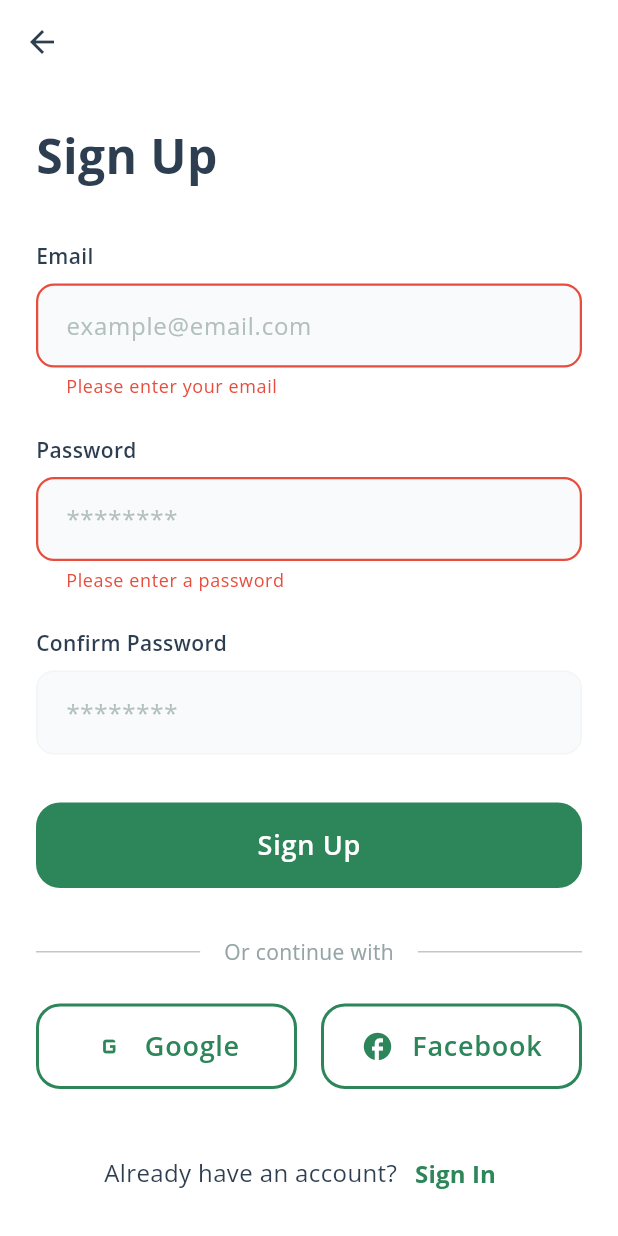
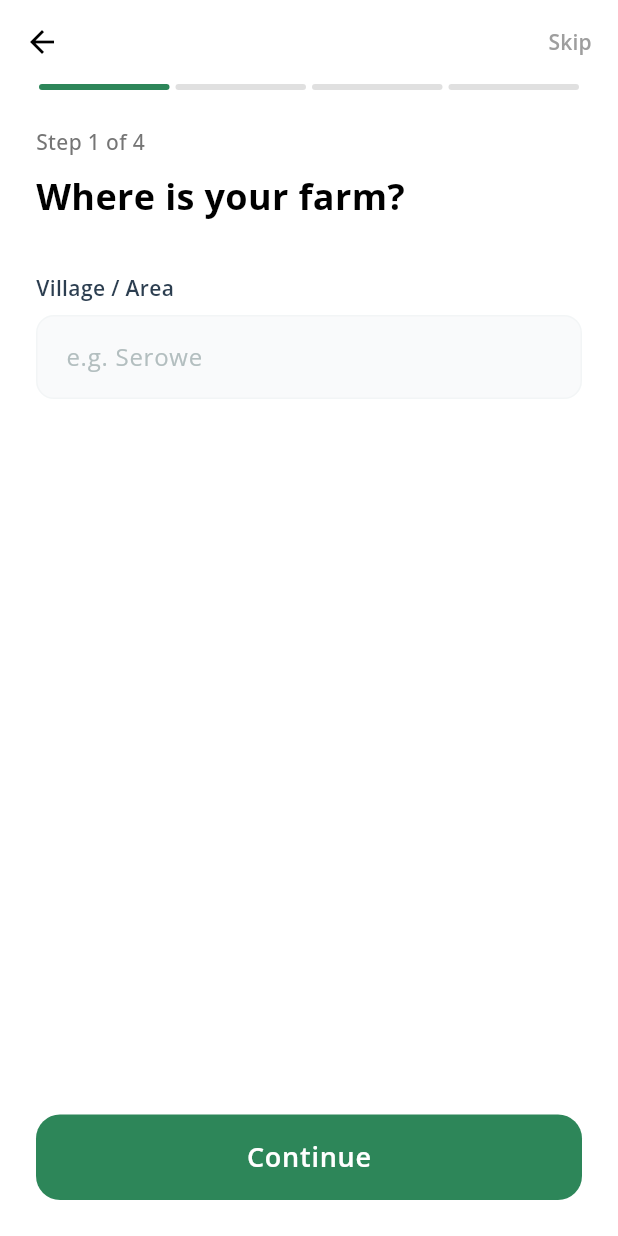
Before and after one commit to ratiebareeng/agricola, a Flutter app: the SignUpScreen screen opened by its route, after a tap on "Sign Up", after a tap on "Google", on a phone screen of 412 x 824 dp. Run offline on Flutter 3.47's test engine with Material 3 defaults, Android fonts, the phone set to English and light mode, and no system bars; our stand-ins replace flutter_riverpod, go_router, google_fonts, shared_preferences; accounts and stored records are empty.

Commit message:
Add Profile Setup Wizard

```diff
--- a/lib/core/widgets/app_text_field.dart
+++ b/lib/core/widgets/app_text_field.dart
@@ -9,6 +9,8 @@ class AppTextField extends StatelessWidget {
   final TextInputType? keyboardType;
   final Widget? suffixIcon;
   final String? Function(String?)? validator;
+  final void Function(String)? onChanged;
+  final String? initialValue;
 
   const AppTextField({
     super.key,
@@ -19,6 +21,8 @@ class AppTextField extends StatelessWidget {
     this.keyboardType,
     this.suffixIcon,
     this.validator,
+    this.onChanged,
+    this.initialValue,
   });
 
   @override
@@ -36,7 +40,9 @@ class AppTextField extends StatelessWidget {
         ),
         const SizedBox(height: 8),
         TextFormField(
+          initialValue: initialValue,
           controller: controller,
+          onChanged: onChanged,
           obscureText: obscureText,
           keyboardType: keyboardType,
           validator: validator,
--- a/lib/features/auth/screens/registration_screen.dart
+++ b/lib/features/auth/screens/registration_screen.dart
@@ -117,7 +117,7 @@ class _RegistrationScreenState extends ConsumerState<RegistrationScreen> {
 
   void _onContinue() {
     if (_selectedUserType != null) {
-      context.push('/sign-up');
+      context.push('/sign-up?type=${_selectedUserType!.name}');
     }
   }
 }
--- a/lib/features/auth/screens/sign_up_screen.dart
+++ b/lib/features/auth/screens/sign_up_screen.dart
@@ -7,7 +7,8 @@ import 'package:flutter_riverpod/flutter_riverpod.dart';
 import 'package:go_router/go_router.dart';
 
 class SignUpScreen extends ConsumerStatefulWidget {
-  const SignUpScreen({super.key});
+  final String? userType;
+  const SignUpScreen({super.key, this.userType});
 
   @override
   ConsumerState<SignUpScreen> createState() => _SignUpScreenState();
@@ -122,7 +123,9 @@ class _SignUpScreenState extends ConsumerState<SignUpScreen> {
                       child: AppSecondaryButton(
                         label: t('google', currentLang),
                         icon: Icons.g_mobiledata, // Placeholder
-                        onTap: () {},
+                        onTap: () => context.go(
+                          '/profile-setup?type=${widget.userType ?? "farmer"}',
+                        ),
                       ),
                     ),
                     const SizedBox(width: 16),
@@ -130,7 +133,9 @@ class _SignUpScreenState extends ConsumerState<SignUpScreen> {
                       child: AppSecondaryButton(
                         label: t('facebook', currentLang),
                         icon: Icons.facebook,
-                        onTap: () {},
+                        onTap: () => context.go(
+                          '/profile-setup?type=${widget.userType ?? "farmer"}',
+                        ),
                       ),
                     ),
                   ],
@@ -188,11 +193,8 @@ class _SignUpScreenState extends ConsumerState<SignUpScreen> {
         setState(() {
           _isLoading = false;
         });
-        // Navigate to dashboard or verification
-        // context.go('/dashboard');
-        ScaffoldMessenger.of(context).showSnackBar(
-          const SnackBar(content: Text('Sign Up Successful (Prototype)')),
-        );
+        // Navigate to profile setup
+        context.go('/profile-setup?type=${widget.userType ?? "farmer"}');
       }
     }
   }
--- /dev/null
+++ b/lib/features/profile_setup/providers/profile_setup_provider.dart
@@ -0,0 +1,117 @@
+import 'package:flutter_riverpod/flutter_riverpod.dart';
+
+final profileSetupProvider =
+    StateNotifierProvider<ProfileSetupNotifier, ProfileSetupState>((ref) {
+      return ProfileSetupNotifier();
+    });
+
+class ProfileSetupNotifier extends StateNotifier<ProfileSetupState> {
+  ProfileSetupNotifier() : super(ProfileSetupState());
+
+  void nextStep() {
+    if (state.currentStep < state.totalSteps - 1) {
+      state = state.copyWith(currentStep: state.currentStep + 1);
+    }
+  }
+
+  void previousStep() {
+    if (state.currentStep > 0) {
+      state = state.copyWith(currentStep: state.currentStep - 1);
+    }
+  }
+
+  void setPhoto(String path) => state = state.copyWith(photoPath: path);
+
+  void setUserType(UserType type) {
+    state = state.copyWith(userType: type);
+  }
+
+  void toggleCrop(String crop) {
+    final crops = List<String>.from(state.selectedCrops);
+    if (crops.contains(crop)) {
+      crops.remove(crop);
+    } else {
+      crops.add(crop);
+    }
+    state = state.copyWith(selectedCrops: crops);
+  }
+
+  void toggleProduct(String product) {
+    final products = List<String>.from(state.selectedProducts);
+    if (products.contains(product)) {
+      products.remove(product);
+    } else {
+      products.add(product);
+    }
+    state = state.copyWith(selectedProducts: products);
+  }
+
+  void updateBusinessName(String value) =>
+      state = state.copyWith(businessName: value);
+
+  void updateFarmSize(String value) => state = state.copyWith(farmSize: value);
+
+  void updateLocation(String value) => state = state.copyWith(location: value);
+
+  void updateVillage(String value) => state = state.copyWith(village: value);
+}
+
+class ProfileSetupState {
+  final int currentStep;
+  final int totalSteps;
+  final UserType userType;
+
+  // Farmer Fields
+  final String village;
+  final List<String> selectedCrops;
+  final String farmSize;
+
+  // Merchant Fields
+  final String businessName;
+  final String location;
+  final List<String> selectedProducts;
+
+  // Common
+  final String? photoPath;
+
+  ProfileSetupState({
+    this.currentStep = 0,
+    this.totalSteps = 4,
+    this.userType = UserType.farmer,
+    this.village = '',
+    this.selectedCrops = const [],
+    this.farmSize = '',
+    this.businessName = '',
+    this.location = '',
+    this.selectedProducts = const [],
+    this.photoPath,
+  });
+
+  ProfileSetupState copyWith({
+    int? currentStep,
+    int? totalSteps,
+    UserType? userType,
+    String? village,
+    List<String>? selectedCrops,
+    String? farmSize,
+    String? businessName,
+    String? location,
+    List<String>? selectedProducts,
+    String? photoPath,
+  }) {
+    return ProfileSetupState(
+      currentStep: currentStep ?? this.currentStep,
+      totalSteps: totalSteps ?? this.totalSteps,
+      userType: userType ?? this.userType,
+      village: village ?? this.village,
+      selectedCrops: selectedCrops ?? this.selectedCrops,
+      farmSize: farmSize ?? this.farmSize,
+      businessName: businessName ?? this.businessName,
+      location: location ?? this.location,
+      selectedProducts: selectedProducts ?? this.selectedProducts,
+      photoPath: photoPath ?? this.photoPath,
+    );
+  }
+}
+
+enum UserType { farmer, merchant }
--- /dev/null
+++ b/lib/features/profile_setup/screens/profile_setup_screen.dart
@@ -0,0 +1,169 @@
+import 'package:agricola/core/providers/language_provider.dart';
+import 'package:agricola/core/widgets/app_buttons.dart';
+import 'package:agricola/features/profile_setup/providers/profile_setup_provider.dart';
+import 'package:agricola/features/profile_setup/widgets/wizard_progress_bar.dart';
+import 'package:flutter/material.dart';
+import 'package:flutter_riverpod/flutter_riverpod.dart';
+import 'package:go_router/go_router.dart';
+
+// Import step widgets (will create next)
+import '../widgets/step_content.dart';
+
+class ProfileSetupScreen extends ConsumerStatefulWidget {
+  final String? initialUserType;
+  const ProfileSetupScreen({super.key, this.initialUserType});
+
+  @override
+  ConsumerState<ProfileSetupScreen> createState() => _ProfileSetupScreenState();
+}
+
+class _ProfileSetupScreenState extends ConsumerState<ProfileSetupScreen> {
+  @override
+  Widget build(BuildContext context) {
+    final state = ref.watch(profileSetupProvider);
+    final notifier = ref.read(profileSetupProvider.notifier);
+    final currentLang = ref.watch(languageProvider);
+
+    return Scaffold(
+      backgroundColor: Colors.white,
+      appBar: AppBar(
+        backgroundColor: Colors.white,
+        elevation: 0,
+        leading: IconButton(
+          icon: const Icon(Icons.arrow_back, color: Colors.black),
+          onPressed: () {
+            if (state.currentStep > 0) {
+              notifier.previousStep();
+            } else {
+              context.pop();
+            }
+          },
+        ),
+        actions: [
+          TextButton(
+            onPressed: () {
+              // Skip logic - maybe go to dashboard
+              context.go('/home'); // Placeholder route
+            },
+            child: Text(
+              t('skip', currentLang),
+              style: const TextStyle(
+                color: Colors.grey,
+                fontWeight: FontWeight.w600,
+              ),
+            ),
+          ),
+        ],
+      ),
+      body: SafeArea(
+        child: Column(
+          children: [
+            Padding(
+              padding: const EdgeInsets.symmetric(horizontal: 24.0),
+              child: Column(
+                crossAxisAlignment: CrossAxisAlignment.start,
+                children: [
+                  WizardProgressBar(
+                    currentStep: state.currentStep,
+                    totalSteps: state.totalSteps,
+                  ),
+                  const SizedBox(height: 24),
+                  Text(
+                    '${t('step', currentLang)} ${state.currentStep + 1} ${t('of', currentLang)} ${state.totalSteps}',
+                    style: TextStyle(
+                      color: Colors.grey[600],
+                      fontSize: 14,
+                      fontWeight: FontWeight.w500,
+                    ),
+                  ),
+                  const SizedBox(height: 8),
+                  Text(
+                    _getStepTitle(
+                      state.currentStep,
+                      state.userType,
+                      currentLang,
+                    ),
+                    style: const TextStyle(
+                      fontSize: 24,
+                      fontWeight: FontWeight.bold,
+                      color: Colors.black,
+                    ),
+                  ),
+                ],
+              ),
+            ),
+            const SizedBox(height: 32),
+            Expanded(
+              child: SingleChildScrollView(
+                padding: const EdgeInsets.symmetric(horizontal: 24),
+                child: StepContent(
+                  step: state.currentStep,
+                  userType: state.userType,
+                ),
+              ),
+            ),
+            Padding(
+              padding: const EdgeInsets.all(24.0),
+              child: AppPrimaryButton(
+                label: state.currentStep == state.totalSteps - 1
+                    ? t('finish', currentLang)
+                    : t('continue', currentLang),
+                onTap: () {
+                  if (state.currentStep == state.totalSteps - 1) {
+                    // Finish logic
+                    context.go('/home');
+                  } else {
+                    notifier.nextStep();
+                  }
+                },
+              ),
+            ),
+          ],
+        ),
+      ),
+    );
+  }
+
+  @override
+  void initState() {
+    super.initState();
+    WidgetsBinding.instance.addPostFrameCallback((_) {
+      if (widget.initialUserType != null) {
+        final type = widget.initialUserType == 'agriMerchant'
+            ? UserType.merchant
+            : UserType.farmer;
+        ref.read(profileSetupProvider.notifier).setUserType(type);
+      }
+    });
+  }
+
+  String _getStepTitle(int step, UserType userType, AppLanguage lang) {
+    if (userType == UserType.farmer) {
+      switch (step) {
+        case 0:
+          return t('where_is_farm', lang);
+        case 1:
+          return t('what_do_you_grow', lang);
+        case 2:
+          return t('how_big_is_farm', lang);
+        case 3:
+          return t('add_photo', lang);
+        default:
+          return '';
+      }
+    } else {
+      switch (step) {
+        case 0:
+          return t('business_details', lang);
+        case 1:
+          return t('where_are_you_located', lang);
+        case 2:
+          return t('what_do_you_buy', lang);
+        case 3:
+          return t('add_photo', lang);
+        default:
+          return '';
+      }
+    }
+  }
+}
--- /dev/null
+++ b/lib/features/profile_setup/widgets/wizard_progress_bar.dart
@@ -0,0 +1,32 @@
+import 'package:agricola/core/theme/app_theme.dart';
+import 'package:flutter/material.dart';
+
+class WizardProgressBar extends StatelessWidget {
+  final int currentStep;
+  final int totalSteps;
+
+  const WizardProgressBar({
+    super.key,
+    required this.currentStep,
+    required this.totalSteps,
+  });
+
+  @override
+  Widget build(BuildContext context) {
+    return Row(
+      children: List.generate(totalSteps, (index) {
+        final isActive = index <= currentStep;
+        return Expanded(
+          child: Container(
+            height: 4,
+            margin: const EdgeInsets.symmetric(horizontal: 2),
+            decoration: BoxDecoration(
+              color: isActive ? AppColors.green : Colors.grey[300],
+              borderRadius: BorderRadius.circular(2),
+            ),
+          ),
+        );
+      }),
+    );
+  }
+}
--- a/lib/main.dart
+++ b/lib/main.dart
@@ -2,8 +2,10 @@ import 'package:agricola/core/theme/app_theme.dart';
 import 'package:agricola/features/auth/screens/registration_screen.dart';
 import 'package:agricola/features/auth/screens/sign_in_screen.dart';
 import 'package:agricola/features/auth/screens/sign_up_screen.dart';
+import 'package:agricola/features/home/screens/home_screen.dart';
 import 'package:agricola/features/onboarding/screens/onboarding_screen.dart';
 import 'package:agricola/features/onboarding/screens/welcome_screen.dart';
+import 'package:agricola/features/profile_setup/screens/profile_setup_screen.dart';
 import 'package:flutter/material.dart';
 import 'package:flutter_riverpod/flutter_riverpod.dart';
 import 'package:go_router/go_router.dart';
@@ -26,12 +28,20 @@ final _router = GoRouter(
     ),
     GoRoute(
       path: '/sign-up',
-      builder: (context, state) => const SignUpScreen(),
+      builder: (context, state) =>
+          SignUpScreen(userType: state.uri.queryParameters['type']),
     ),
     GoRoute(
       path: '/sign-in',
       builder: (context, state) => const SignInScreen(),
     ),
+    GoRoute(
+      path: '/profile-setup',
+      builder: (context, state) => ProfileSetupScreen(
+        initialUserType: state.uri.queryParameters['type'],
+      ),
+    ),
+    GoRoute(path: '/home', builder: (context, state) => const HomeScreen()),
   ],
 );
 
```
Also changed, not shown: lib/core/providers/language_provider.dart (+108 -0 lines), lib/features/auth/screens/sign_in_screen.dart (+3 -6 lines), lib/features/home/screens/home_screen.dart (added, +17 -0 lines), lib/features/profile_setup/widgets/step_content.dart (added, +241 -0 lines).
